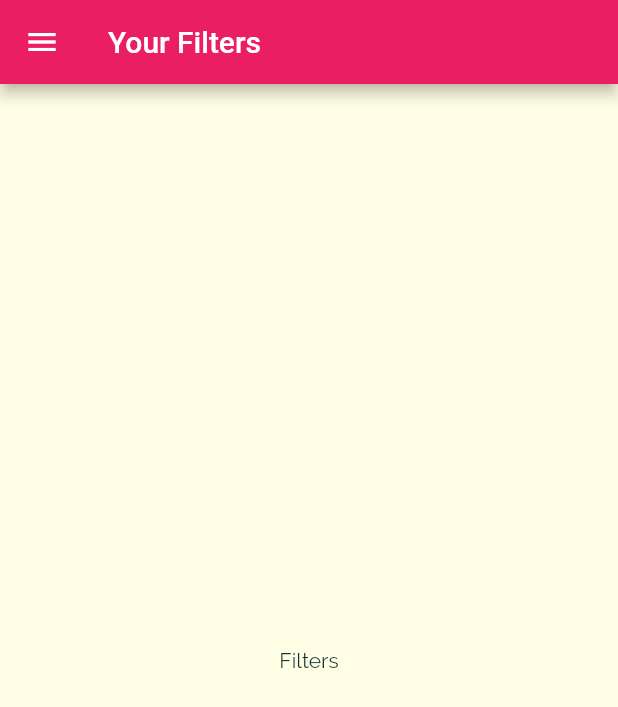
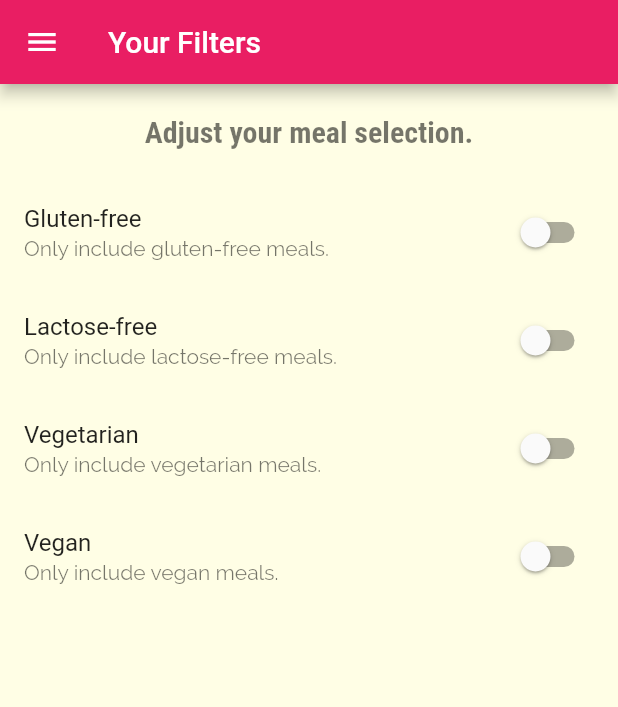
Before and after one commit to kguertin/learn_flutter, a Flutter app: the FiltersScreen screen opened by its route, on a phone screen of 412 x 824 dp. Shown: the top 707 px of the screen. Run offline on Flutter 3.47's test engine with Material 2 defaults, Android fonts, the phone set to English and light mode, and no system bars; our stand-ins replace dartz, equatable.

Commit message:
build filter page

```diff
--- a/meal_app/lib/screens/filters_screen.dart
+++ b/meal_app/lib/screens/filters_screen.dart
@@ -1,18 +1,74 @@
 import 'package:flutter/material.dart';
 import 'package:flutter_complete_guide/widgets/main_drawer.dart';
 
-class FiltersScreen extends StatelessWidget {
+class FiltersScreen extends StatefulWidget {
   static const routeName = '/filters';
+
+  @override
+  State<FiltersScreen> createState() => _FiltersScreenState();
+}
+
+class _FiltersScreenState extends State<FiltersScreen> {
+  bool _glutenFree = false;
+  bool _vegetarian = false;
+  bool _vegan = false;
+  bool _lactoseFree = false;
+
+  Widget _buildSwitchTile(
+      String title, String description, bool currentValue, Function updateValue) {
+    return SwitchListTile(
+        title: Text(title),
+        value: currentValue,
+        subtitle: Text(description),
+        onChanged: updateValue);
+  }
+
   @override
   Widget build(BuildContext context) {
     return Scaffold(
-      appBar: AppBar(
-        title: Text("Your Filters"),
-      ),
-      drawer: MainDrawer(),
-      body: Center(
-        child: Text("Filters"),
-      ),
-    );
+        appBar: AppBar(
+          title: Text("Your Filters"),
+        ),
+        drawer: MainDrawer(),
+        body: Column(
+          children: <Widget>[
+            Container(
+              padding: EdgeInsets.all(20),
+              child: Text(
+                "Adjust your meal selection.",
+                style: Theme.of(context).textTheme.headline1,
+              ),
+            ),
+            Expanded(
+              child: ListView(
+                children: <Widget>[
+                  _buildSwitchTile("Gluten-free", "Only include gluten-free meals.", _glutenFree,
+                      (newValue) {
+                    setState(() {
+                      _glutenFree = newValue;
+                    });
+                  }),
+                  _buildSwitchTile("Lactose-free", "Only include lactose-free meals.", _lactoseFree,
+                      (newValue) {
+                    setState(() {
+                      _lactoseFree = newValue;
+                    });
+                  }),
+                  _buildSwitchTile("Vegetarian", "Only include vegetarian meals.", _vegetarian,
+                      (newValue) {
+                    setState(() {
+                      _vegetarian = newValue;
+                    });
+                  }),
+                  _buildSwitchTile("Vegan", "Only include vegan meals.", _vegan, (newValue) {
+                    setState(() {
+                      _vegan = newValue;
+                    });
+                  }),
+                ],
+              ),
+            )
+          ],
+        ));
   }
 }
```
